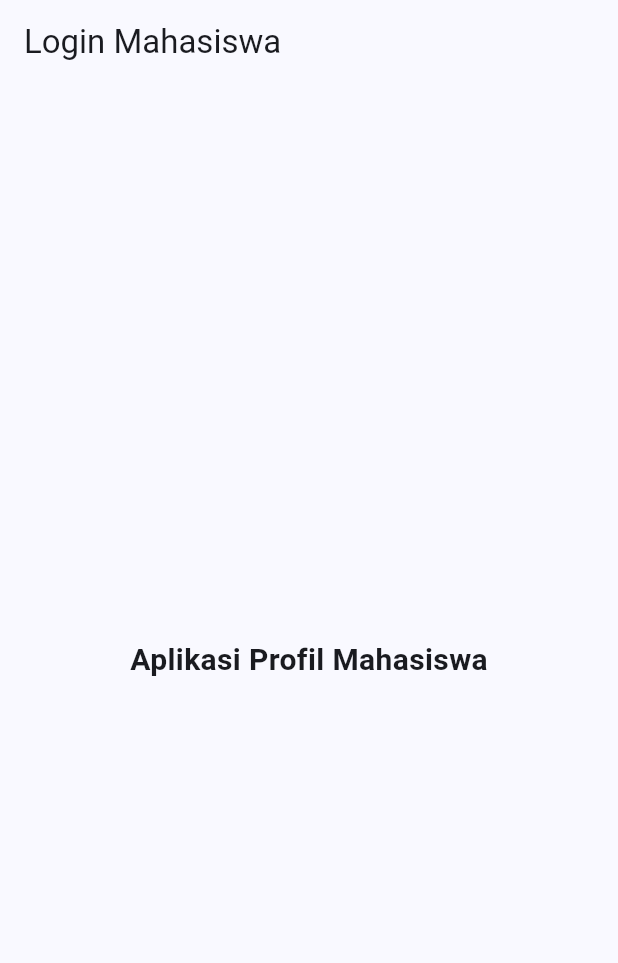
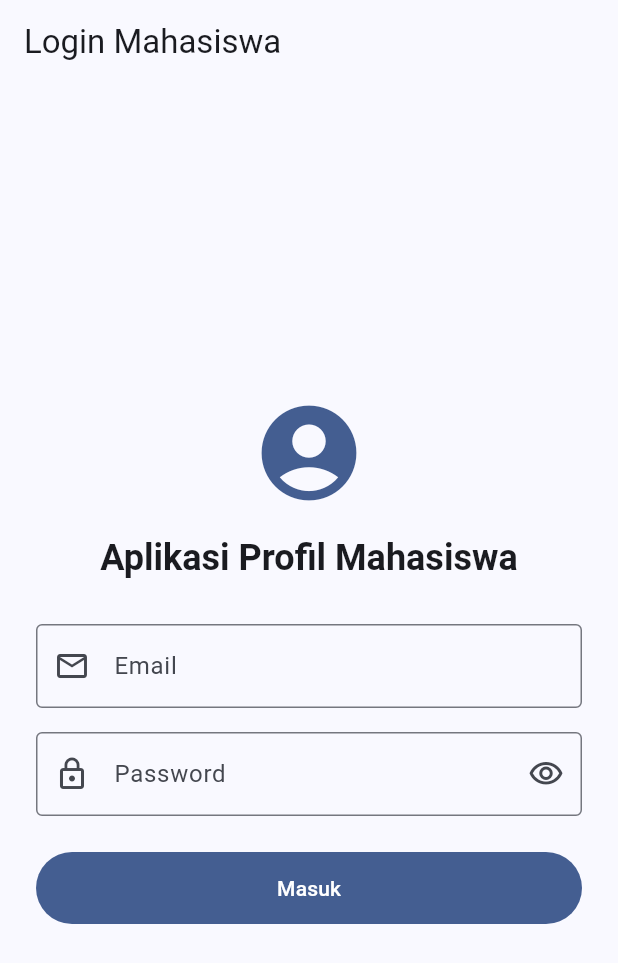
Before and after one commit to rayhan-18/uts-pml-1124160206, a Flutter app: the screen it shows after launch, on a phone screen of 412 x 824 dp. Shown: the top 963 px of the screen. Run offline on Flutter 3.47's test engine with Material 3 defaults, Android fonts, the phone set to English and light mode, and no system bars.

Commit message:
feat(soal2): membuat halaman login dengan validasi, loading, dan model profil

```diff
--- a/soal2-profil-app/lib/screens/login_page.dart
+++ b/soal2-profil-app/lib/screens/login_page.dart
@@ -1,21 +1,146 @@
-
 import 'package:flutter/material.dart';
 
-class LoginPage extends StatelessWidget {
+class LoginPage extends StatefulWidget {
   const LoginPage({super.key});
 
   @override
+  State<LoginPage> createState() => _LoginPageState();
+}
+
+class _LoginPageState extends State<LoginPage> {
+  final _formKey = GlobalKey<FormState>();
+  final _emailController = TextEditingController();
+  final _passwordController = TextEditingController();
+
+  bool _obscurePassword = true;
+  bool _isLoading = false;
+
+  @override
+  void dispose() {
+    _emailController.dispose();
+    _passwordController.dispose();
+    super.dispose();
+  }
+
+  Future<void> _handleLogin() async {
+    if (!_formKey.currentState!.validate()) return;
+
+    setState(() {
+      _isLoading = true;
+    });
+
+    await Future.delayed(const Duration(seconds: 1));
+
+    if (!mounted) return;
+    setState(() {
+      _isLoading = false;
+    });
+
+    Navigator.pushReplacementNamed(context, '/home');
+  }
+
+  @override
   Widget build(BuildContext context) {
+    final textTheme = Theme.of(context).textTheme;
+    final colorScheme = Theme.of(context).colorScheme;
+
     return Scaffold(
       appBar: AppBar(
         title: const Text('Login Mahasiswa'),
       ),
-      body: const Center(
-        child: Text(
-          'Aplikasi Profil Mahasiswa',
-          style: TextStyle(
-            fontSize: 20,
-            fontWeight: FontWeight.bold,
+      body: SafeArea(
+        child: Center(
+          child: SingleChildScrollView(
+            padding: const EdgeInsets.all(24.0),
+            child: Form(
+              key: _formKey,
+              child: Column(
+                crossAxisAlignment: CrossAxisAlignment.stretch,
+                children: [
+                  Icon(
+                    Icons.account_circle,
+                    size: 76,
+                    color: colorScheme.primary,
+                  ),
+                  const SizedBox(height: 16),
+                  Text(
+                    'Aplikasi Profil Mahasiswa',
+                    style: textTheme.headlineSmall?.copyWith(
+                      fontWeight: FontWeight.bold,
+                    ),
+                    textAlign: TextAlign.center,
+                  ),
+                  const SizedBox(height: 28),
+                  TextFormField(
+                    controller: _emailController,
+                    keyboardType: TextInputType.emailAddress,
+                    decoration: const InputDecoration(
+                      labelText: 'Email',
+                      hintText: 'mr0031689@gmail.com',
+                      prefixIcon: Icon(Icons.email_outlined),
+                      border: OutlineInputBorder(),
+                    ),
+                    validator: (value) {
+                      if (value == null || value.trim().isEmpty) {
+                        return 'Email wajib diisi';
+                      }
+                      if (!value.contains('@') || !value.contains('.')) {
+                        return 'Format email tidak valid';
+                      }
+                      return null;
+                    },
+                  ),
+                  const SizedBox(height: 16),
+                  TextFormField(
+                    controller: _passwordController,
+                    obscureText: _obscurePassword,
+                    decoration: InputDecoration(
+                      labelText: 'Password',
+                      prefixIcon: const Icon(Icons.lock_outline),
+                      border: const OutlineInputBorder(),
+                      suffixIcon: IconButton(
+                        onPressed: () {
+                          setState(() {
+                            _obscurePassword = !_obscurePassword;
+                          });
+                        },
+                        icon: Icon(
+                          _obscurePassword
+                              ? Icons.visibility_outlined
+                              : Icons.visibility_off_outlined,
+                        ),
+                      ),
+                    ),
+                    validator: (value) {
+                      if (value == null || value.isEmpty) {
+                        return 'Password wajib diisi';
+                      }
+                      if (value.length < 6) {
+                        return 'Password minimal 6 karakter';
+                      }
+                      return null;
+                    },
+                  ),
+                  const SizedBox(height: 24),
+                  FilledButton(
+                    onPressed: _isLoading ? null : _handleLogin,
+                    style: FilledButton.styleFrom(
+                      padding: const EdgeInsets.symmetric(vertical: 14),
+                    ),
+                    child: _isLoading
+                        ? const SizedBox(
+                            height: 20,
+                            width: 20,
+                            child: CircularProgressIndicator(
+                              strokeWidth: 2.5,
+                              color: Colors.white,
+                            ),
+                          )
+                        : const Text('Masuk'),
+                  ),
+                ],
+              ),
+            ),
           ),
         ),
       ),
```
Also changed, not shown: soal2-profil-app/lib/models/profile.dart (added), 1 other file.
